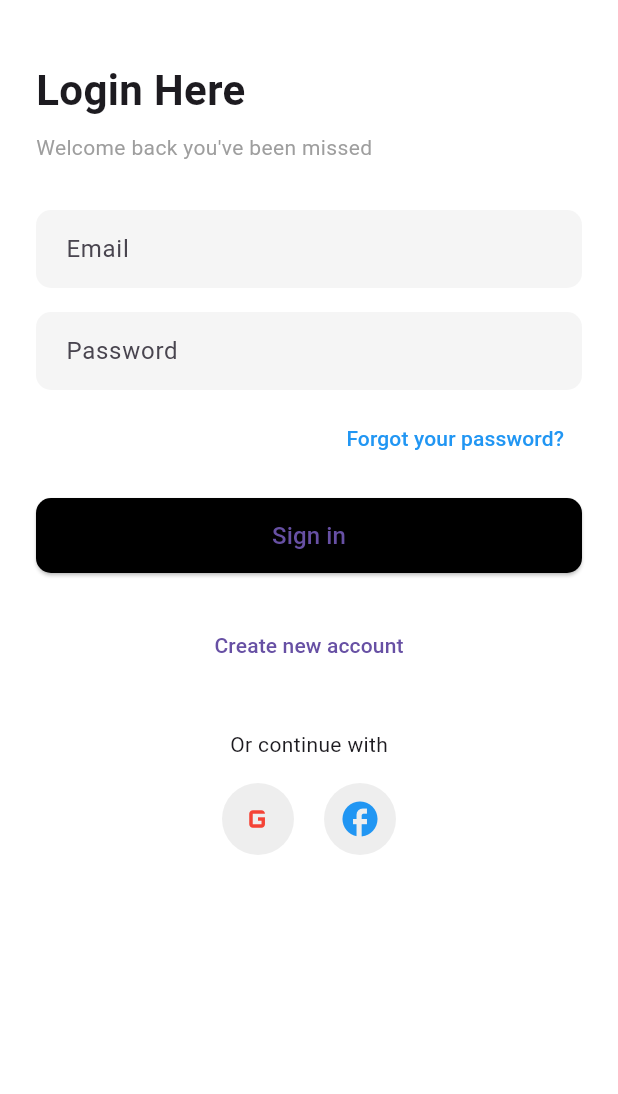
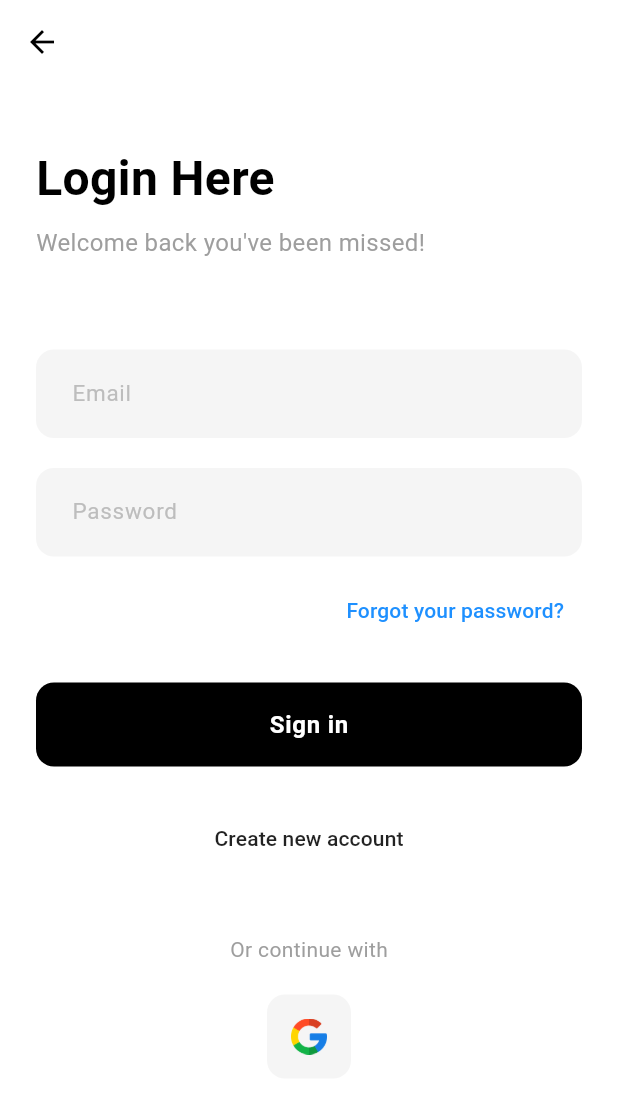
Before and after one commit to KR-ISCOD3/e_top_store, a Flutter app: the LoginScreen screen opened directly, on a phone screen of 412 x 824 dp. Shown: the top 1094 px of the screen. Run offline on Flutter 3.47's test engine with Material 3 defaults, Android fonts, the phone set to English and light mode, and no system bars; our stand-ins replace flutter_svg, shared_preferences; accounts and stored records are empty; network calls fail.

Commit message:
login and register screen

```diff
--- /dev/null
+++ b/lib/data/services/auth_service.dart
@@ -0,0 +1,23 @@
+class AuthService {
+  static bool _isLoggedIn = false; // private state
+
+  static bool get isLoggedIn => _isLoggedIn;
+
+  // 🔐 login
+  static Future<void> login() async {
+    _isLoggedIn = true;
+  }
+
+  // 📝 register (same effect for now)
+  static Future<void> register() async {
+    _isLoggedIn = true;
+  }
+
+  // 🚪 logout
+  static void logout() {
+    _isLoggedIn = false;
+  }
+
+  // 🔁 optional: remember tab before login
+  static int? redirectTabIndex;
+}
--- a/lib/ui/screens/auth/login_screen.dart
+++ b/lib/ui/screens/auth/login_screen.dart
@@ -1,5 +1,6 @@
+import 'package:e_top_store/data/services/auth_service.dart';
+import 'package:e_top_store/ui/screens/auth/signup_screen.dart';
 import 'package:flutter/material.dart';
-import '../../../services/auth_service.dart';
 
 class LoginScreen extends StatelessWidget {
   const LoginScreen({super.key});
@@ -8,6 +9,16 @@ class LoginScreen extends StatelessWidget {
   Widget build(BuildContext context) {
     return Scaffold(
       backgroundColor: Colors.white,
+      appBar: AppBar(
+        backgroundColor: Colors.white,
+        elevation: 0,
+        leading: IconButton(
+          icon: const Icon(Icons.arrow_back, color: Colors.black),
+          onPressed: () {
+            Navigator.pop(context); // 🔙 Back to GuestAccountScreen
+          },
+        ),
+      ),
       body: SafeArea(
         child: Padding(
           padding: const EdgeInsets.symmetric(horizontal: 24),
@@ -21,26 +32,30 @@ class LoginScreen extends StatelessWidget {
                 const Text(
                   "Login Here",
                   style: TextStyle(
-                    fontSize: 28,
+                    fontSize: 32,
                     fontWeight: FontWeight.bold,
+                    color: Colors.black,
                   ),
                 ),
                 const SizedBox(height: 8),
                 const Text(
-                  "Welcome back you've been missed",
-                  style: TextStyle(color: Colors.grey),
+                  "Welcome back you've been missed!",
+                  style: TextStyle(
+                    color: Colors.grey,
+                    fontSize: 16,
+                  ),
                 ),
 
-                const SizedBox(height: 32),
+                const SizedBox(height: 60),
 
                 /// 🔹 Email
                 _inputField("Email"),
-                const SizedBox(height: 16),
+                const SizedBox(height: 20),
 
                 /// 🔹 Password
                 _inputField("Password", obscure: true),
 
-                const SizedBox(height: 8),
+                const SizedBox(height: 12),
 
                 /// 🔹 Forgot password
                 Align(
@@ -49,18 +64,22 @@ class LoginScreen extends StatelessWidget {
                     onPressed: () {},
                     child: const Text(
                       "Forgot your password?",
-                      style: TextStyle(color: Colors.blue),
+                      style: TextStyle(
+                        color: Color(0xFF1E90FF),
+                        fontSize: 14,
+                        fontWeight: FontWeight.w500,
+                      ),
                     ),
                   ),
                 ),
 
-                const SizedBox(height: 16),
+                const SizedBox(height: 24),
 
                 /// 🔹 Sign in button
                 _primaryButton(
                   text: "Sign in",
                   onTap: () {
-                    AuthService.isLoggedIn = true;
+                    AuthService.login();
                     Navigator.pop(context);
                   },
                 ),
@@ -71,27 +90,61 @@ class LoginScreen extends StatelessWidget {
                 Center(
                   child: TextButton(
                     onPressed: () {
-                      Navigator.pushNamed(context, "/register");
+                      Navigator.push(
+                        context,
+                        MaterialPageRoute(
+                          builder: (_) => const RegisterScreen(),
+                        ),
+                      );
                     },
-                    child: const Text("Create new account"),
+                    child: const Text(
+                      "Create new account",
+                      style: TextStyle(
+                        color: Colors.black87,
+                        fontSize: 14,
+                        fontWeight: FontWeight.w500,
+                      ),
+                    ),
                   ),
                 ),
 
-                const SizedBox(height: 32),
+                const SizedBox(height: 40),
 
                 /// 🔹 Divider
-                const Center(child: Text("Or continue with")),
-                const SizedBox(height: 16),
+                const Center(
+                  child: Text(
+                    "Or continue with",
+                    style: TextStyle(
+                      color: Colors.grey,
+                      fontSize: 14,
+                    ),
+                  ),
+                ),
+                const SizedBox(height: 20),
 
                 /// 🔹 Social login
                 Row(
                   mainAxisAlignment: MainAxisAlignment.center,
                   children: [
-                    _socialButton(Icons.g_mobiledata, Colors.red),
-                    const SizedBox(width: 20),
-                    _socialButton(Icons.facebook, Colors.blue),
+                    _socialButton(
+                      child: Image.asset(
+                        'assets/images/google_icon.png', // Add Google icon asset
+                        width: 24,
+                        height: 24,
+                      ),
+                    ),
+                    // const SizedBox(width: 20),
+                    // _socialButton(
+                    //   child: Image.asset(
+                    //     'assets/facebook_icon.png', // Add Facebook icon asset
+                    //     width: 24,
+                    //     height: 24,
+                    //   ),
+                    // ),
                   ],
                 ),
+
+                const SizedBox(height: 40),
               ],
             ),
           ),
@@ -104,15 +157,33 @@ class LoginScreen extends StatelessWidget {
   Widget _inputField(String hint, {bool obscure = false}) {
     return TextField(
       obscureText: obscure,
+      style: const TextStyle(fontSize: 15),
       decoration: InputDecoration(
         hintText: hint,
+        hintStyle: TextStyle(
+          color: Colors.grey.shade400,
+          fontSize: 15,
+        ),
         filled: true,
-        fillColor: Colors.grey.shade100,
-        contentPadding:
-            const EdgeInsets.symmetric(horizontal: 16, vertical: 14),
+        fillColor: const Color(0xFFF5F5F5),
+        contentPadding: const EdgeInsets.symmetric(
+          horizontal: 20,
+          vertical: 18,
+        ),
         border: OutlineInputBorder(
-          borderRadius: BorderRadius.circular(10),
+          borderRadius: BorderRadius.circular(12),
           borderSide: BorderSide.none,
+        ),
+        enabledBorder: OutlineInputBorder(
+          borderRadius: BorderRadius.circular(12),
+          borderSide: BorderSide.none,
+        ),
+        focusedBorder: OutlineInputBorder(
+          borderRadius: BorderRadius.circular(12),
+          borderSide: const BorderSide(
+            color: Color(0xFF1E90FF),
+            width: 1.5,
+          ),
         ),
       ),
     );
@@ -122,26 +193,39 @@ class LoginScreen extends StatelessWidget {
   Widget _primaryButton({required String text, required VoidCallback onTap}) {
     return SizedBox(
       width: double.infinity,
-      height: 50,
+      height: 56,
       child: ElevatedButton(
         style: ElevatedButton.styleFrom(
           backgroundColor: Colors.black,
+          foregroundColor: Colors.white,
+          elevation: 0,
           shape: RoundedRectangleBorder(
-            borderRadius: BorderRadius.circular(10),
+            borderRadius: BorderRadius.circular(12),
           ),
         ),
         onPressed: onTap,
-        child: Text(text, style: const TextStyle(fontSize: 16)),
+        child: Text(
+          text,
+          style: const TextStyle(
+            fontSize: 16,
+            fontWeight: FontWeight.w600,
+            letterSpacing: 0.5,
+          ),
+        ),
       ),
     );
   }
 
   /// 🔹 Social Button
-  Widget _socialButton(IconData icon, Color color) {
-    return CircleAvatar(
-      radius: 24,
-      backgroundColor: Colors.grey.shade200,
-      child: Icon(icon, color: color, size: 28),
+  Widget _socialButton({required Widget child}) {
+    return Container(
+      width: 56,
+      height: 56,
+      decoration: BoxDecoration(
+        color: const Color(0xFFF5F5F5),
+        borderRadius: BorderRadius.circular(12),
+      ),
+      child: Center(child: child),
     );
   }
 }
```
Also changed, not shown: lib/ui/screens/auth/signup_screen.dart (+199 -0 lines), lib/ui/screens/main/main_layout.dart (+21 -5 lines), lib/ui/screens/profile/guest_account_screen.dart (added, +91 -0 lines), lib/ui/screens/profile/profile_screen.dart (+7 -1 lines), assets/images/google_icon.png (added).
